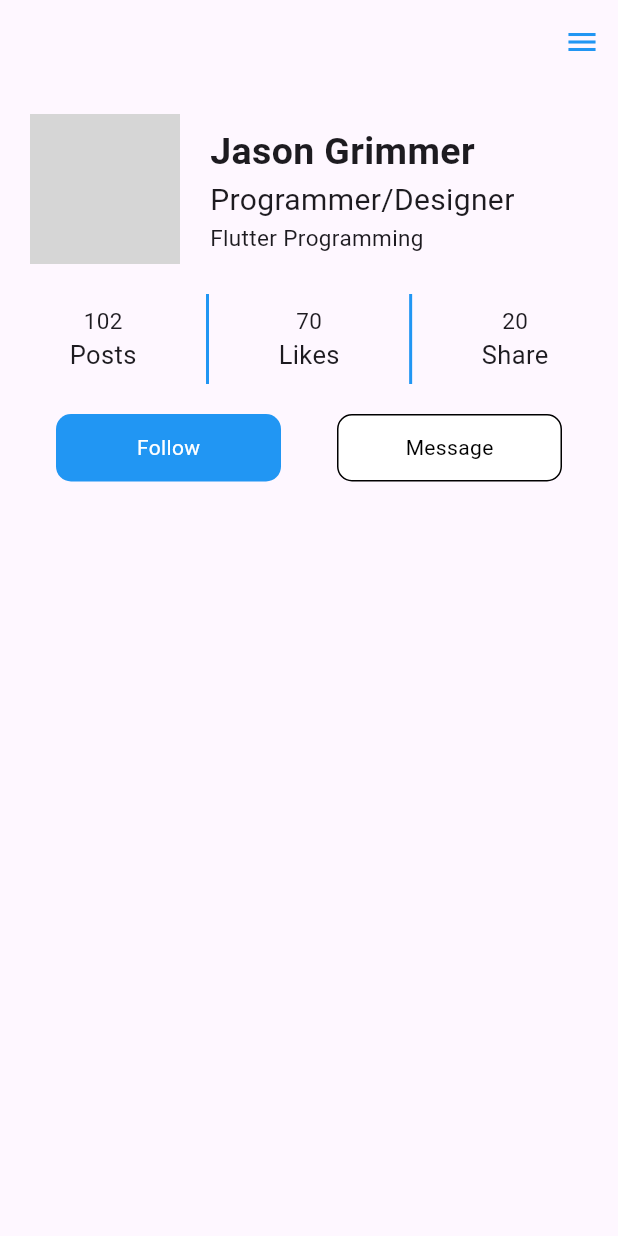
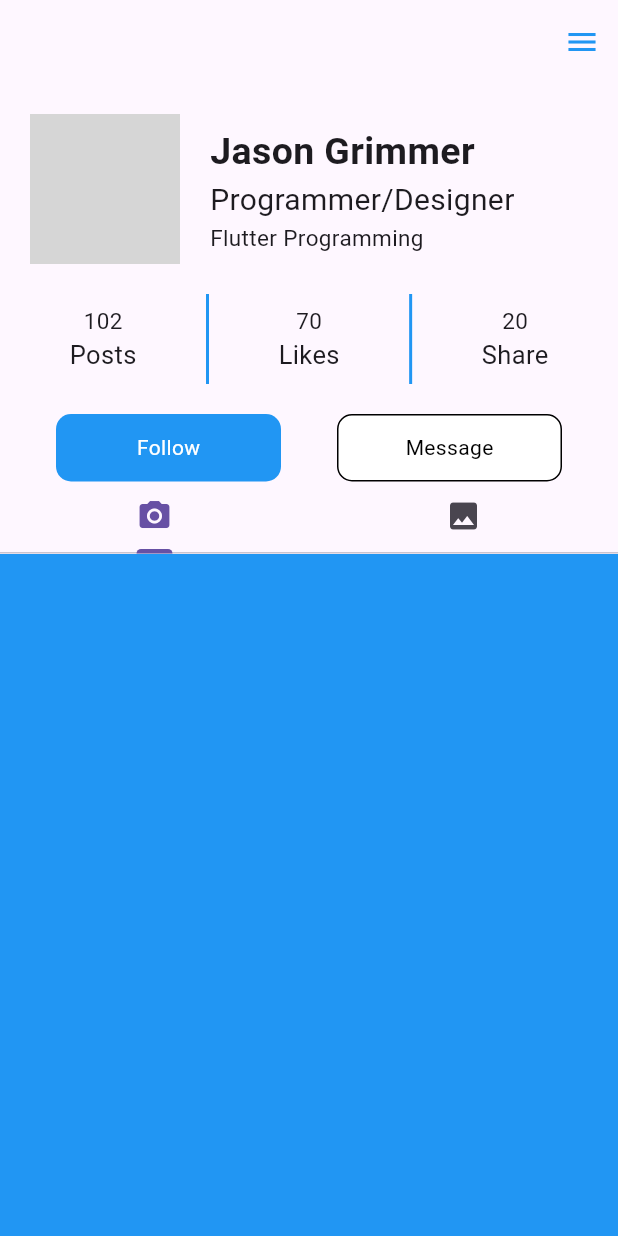
Before and after one commit to tombap8/Flutter-PJ-TOM, a Flutter app: the screen it shows after launch, on a phone screen of 412 x 824 dp. Run offline on Flutter 3.47's test engine with Material 3 defaults, Android fonts, the phone set to English and light mode, and no system bars; grey boxes are pictures that could not be loaded.

Commit message:
Update profile_tab.dart

```diff
--- a/03.플러터PJ/app_03_profile/lib/components/profile_tab.dart
+++ b/03.플러터PJ/app_03_profile/lib/components/profile_tab.dart
@@ -31,8 +31,10 @@ class _ProfileTabState extends State<ProfileTab>
     return Column(
       children: [
         // 1. 탭바 메뉴 : _buildTabBar()
+        _buildTabBar(),
         // 2. 탭 컨텐츠 영역
-        // (확장영역사용) : _buildTabBarView()
+        // (확장영역사용-Expanded()) : _buildTabBarView()
+        Expanded(child: _buildTabBarView()),
       ],
     );
   } //// build ///
@@ -55,7 +57,10 @@ class _ProfileTabState extends State<ProfileTab>
 
   // [1] 탭바 위젯 리턴 메서드 : _buildTabBar()
   Widget _buildTabBar() {
+    // 탭바 위젯 리턴 ////
     return TabBar(
+      // 반드시 컨트롤로를 연결해줘야함!!! 중요!!!
+      controller: _tabController,
       // 탭바안에 탭이 2개!
       tabs: [
         Tab(
@@ -73,5 +78,16 @@ class _ProfileTabState extends State<ProfileTab>
   } /////////// _buildTabBar 메서드 ///////
 
   // [2] 탭바뷰 위젯 리턴 메서드 : _buildTabBarView()
-  Widget _buildTabBarView() {} /////////// _buildTabBarView 메서드 ///////
+  Widget _buildTabBarView() {
+    // 탭바뷰 위젯 리턴
+    return TabBarView(
+      // 반드시 컨트롤로를 연결해줘야함!!! 중요!!!
+      controller: _tabController,
+      // 탭개수가 2개이므로 2개의 탭바뷰를 구성함!
+      children: [
+        Container(color: Colors.blue,),
+        Container(color: Colors.yellow,),
+      ],
+    );
+  } /////////// _buildTabBarView 메서드 ///////
 } //// _ProfileTabState 클래스 /////////////
```
